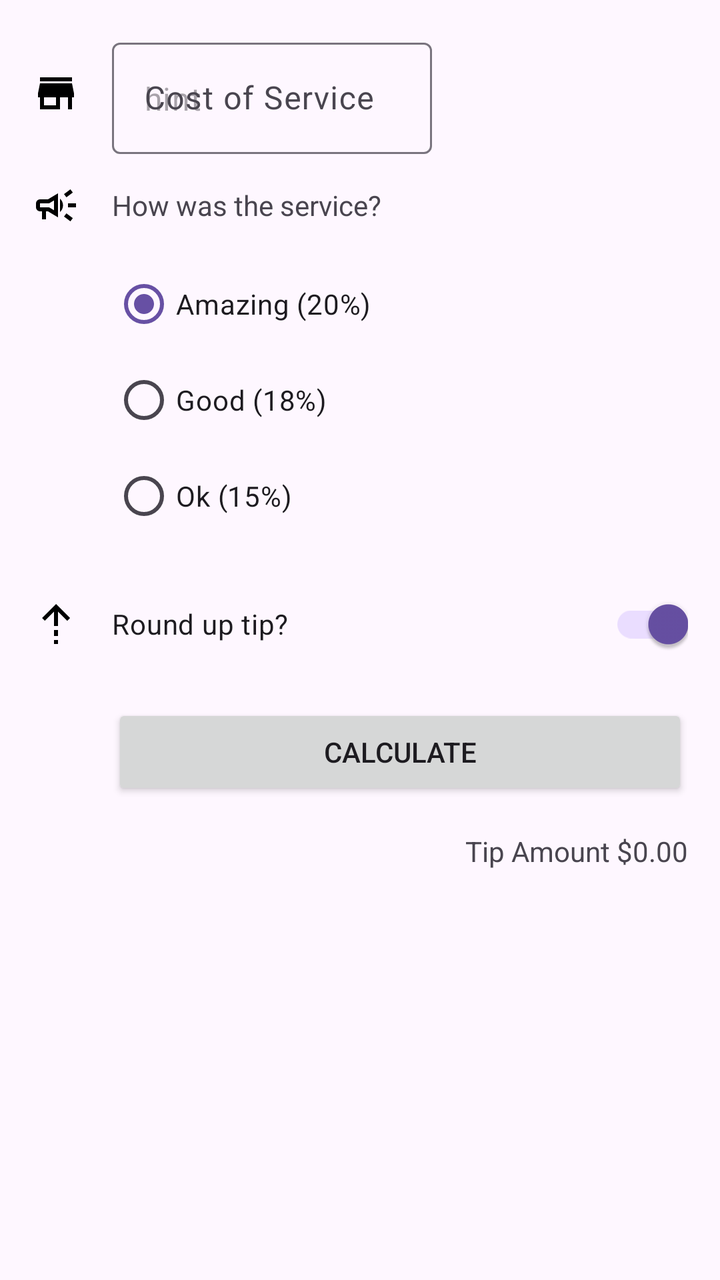
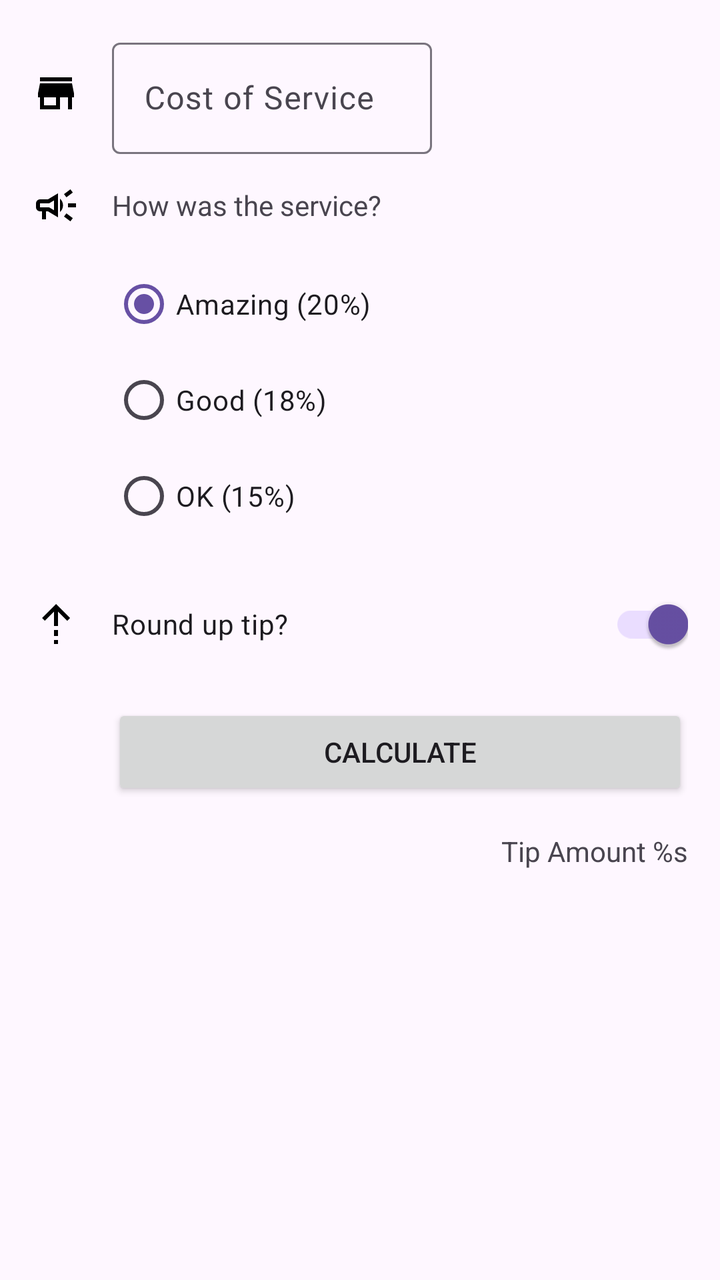

Screens rendered from an Android XML layout before and after an edit, with the pre-edit source and the edit as a unified diff.
<!-- AndroidManifest.xml: application theme Theme.TipTimeApp -->
<!-- res/layout/activity_main.xml -->
<?xml version="1.0" encoding="utf-8"?>
<androidx.constraintlayout.widget.ConstraintLayout xmlns:android="http://schemas.android.com/apk/res/android"
    xmlns:app="http://schemas.android.com/apk/res-auto"
    xmlns:tools="http://schemas.android.com/tools"
    android:id="@+id/main"
    android:layout_width="match_parent"
    android:layout_height="match_parent"
    tools:context=".MainActivity">

    <ImageView
        android:id="@+id/icon_cost_of_service"
        android:layout_width="wrap_content"
        android:layout_height="wrap_content"
        android:layout_marginStart="16dp"
        android:contentDescription="@string/cost_of_service_icon"
        app:layout_constraintBottom_toBottomOf="@+id/etCostOfService"
        app:layout_constraintStart_toStartOf="parent"
        app:layout_constraintTop_toTopOf="@+id/etCostOfService"
        app:srcCompat="@drawable/ic_store_24dp" />

    <com.google.android.material.textfield.TextInputLayout
        android:id="@+id/etCostOfService"
        android:layout_width="160dp"
        android:layout_height="wrap_content"
        android:layout_marginStart="16dp"
        android:layout_marginTop="16dp"
        android:hint="Cost of Service"
        app:layout_constraintStart_toEndOf="@+id/icon_cost_of_service"
        app:layout_constraintTop_toTopOf="parent">

        <com.google.android.material.textfield.TextInputEditText
            android:id="@+id/etCostOfServiceInput"
            android:layout_width="match_parent"
            android:layout_height="wrap_content"
            android:hint="hint"
            android:inputType="numberDecimal" />
    </com.google.android.material.textfield.TextInputLayout>

    <ImageView
        android:id="@+id/ic_service_question"
        android:layout_width="wrap_content"
        android:layout_height="wrap_content"
        app:layout_constraintBottom_toBottomOf="@+id/tv_serviceQuestion"
        app:layout_constraintStart_toStartOf="@+id/icon_cost_of_service"
        app:layout_constraintTop_toTopOf="@+id/tv_serviceQuestion"
        app:srcCompat="@drawable/ic_campaign_24dp" />

    <TextView
        android:id="@+id/tv_serviceQuestion"
        android:layout_width="wrap_content"
        android:layout_height="wrap_content"
        android:layout_marginTop="16dp"
        android:text="How was the service?"
        app:layout_constraintStart_toStartOf="@+id/etCostOfService"
        app:layout_constraintTop_toBottomOf="@+id/etCostOfService" />

    <RadioGroup
        android:id="@+id/tipOptions"
        android:layout_width="wrap_content"
        android:layout_height="wrap_content"
        android:layout_marginTop="16dp"
        android:checkedButton="@id/option_twenty_percent"
        app:layout_constraintStart_toStartOf="@+id/tv_serviceQuestion"
        app:layout_constraintTop_toBottomOf="@+id/tv_serviceQuestion">

        <RadioButton
            android:id="@+id/option_twenty_percent"
            android:layout_width="match_parent"
            android:layout_height="wrap_content"
            android:text="Amazing (20%)" />

        <RadioButton
            android:id="@+id/option_eighteen_percent"
            android:layout_width="match_parent"
            android:layout_height="wrap_content"
            android:text="Good (18%)" />

        <RadioButton
            android:id="@+id/option_fifteen_percent"
            android:layout_width="match_parent"
            android:layout_height="wrap_content"
            android:text="Ok (15%)" />
    </RadioGroup>

    <ImageView
        android:id="@+id/ic_round_up"
        android:layout_width="wrap_content"
        android:layout_height="wrap_content"
        app:layout_constraintBottom_toBottomOf="@+id/switch_roundUp"
        app:layout_constraintStart_toStartOf="@+id/ic_service_question"
        app:layout_constraintTop_toTopOf="@+id/switch_roundUp"
        app:srcCompat="@drawable/ic_arrow_up_24dp" />

    <com.google.android.material.switchmaterial.SwitchMaterial
        android:id="@+id/switch_roundUp"
        android:layout_width="0dp"
        android:layout_height="wrap_content"
        android:layout_marginTop="16dp"
        android:layout_marginEnd="16dp"
        android:checked="true"
        android:text="Round up tip?"
        app:layout_constraintEnd_toEndOf="parent"
        app:layout_constraintStart_toStartOf="@+id/tipOptions"
        app:layout_constraintTop_toBottomOf="@+id/tipOptions" />

    <Button
        android:id="@+id/bt_calculate"
        android:layout_width="0dp"
        android:layout_height="wrap_content"
        android:layout_marginTop="16dp"
        android:text="Calculate"
        app:layout_constraintEnd_toEndOf="@+id/switch_roundUp"
        app:layout_constraintStart_toStartOf="@+id/switch_roundUp"
        app:layout_constraintTop_toBottomOf="@+id/switch_roundUp" />

    <TextView
        android:id="@+id/tipResult"
        android:layout_width="wrap_content"
        android:layout_height="wrap_content"
        android:layout_marginTop="16dp"
        android:text="Tip Amount $0.00"
        app:layout_constraintEnd_toEndOf="@+id/bt_calculate"
        app:layout_constraintTop_toBottomOf="@+id/bt_calculate" />

</androidx.constraintlayout.widget.ConstraintLayout>
<!-- resources referenced by this layout -->
<resources>
  <!-- drawable ic_arrow_up_24dp (drawable) -->
  <vector xmlns:android="http://schemas.android.com/apk/res/android" android:height="24dp" android:tint="#000000" android:viewportHeight="960" android:viewportWidth="960" android:width="24dp">
        
      <path android:fillColor="@android:color/white" android:pathData="M440,233L256,416L200,360L480,80L760,360L704,417L520,233L520,520L440,520L440,233ZM440,720L440,600L520,600L520,720L440,720ZM440,880L440,800L520,800L520,880L440,880Z"/>
      
  </vector>
  <!-- drawable ic_campaign_24dp (drawable) -->
  <vector xmlns:android="http://schemas.android.com/apk/res/android" android:height="24dp" android:tint="#000000" android:viewportHeight="960" android:viewportWidth="960" android:width="24dp">
        
      <path android:fillColor="@android:color/white" android:pathData="M720,520L720,440L880,440L880,520L720,520ZM768,800L640,704L688,640L816,736L768,800ZM688,320L640,256L768,160L816,224L688,320ZM200,760L200,600L160,600Q127,600 103.5,576.5Q80,553 80,520L80,440Q80,407 103.5,383.5Q127,360 160,360L320,360L520,240L520,720L320,600L280,600L280,760L200,760ZM440,578L440,382L342,440L160,440Q160,440 160,440Q160,440 160,440L160,520Q160,520 160,520Q160,520 160,520L342,520L440,578ZM560,614L560,346Q587,370 603.5,404.5Q620,439 620,480Q620,521 603.5,555.5Q587,590 560,614ZM300,480L300,480L300,480Q300,480 300,480Q300,480 300,480L300,480Q300,480 300,480Q300,480 300,480L300,480L300,480Z"/>
      
  </vector>
  <!-- drawable ic_store_24dp (drawable) -->
  <vector xmlns:android="http://schemas.android.com/apk/res/android" android:height="24dp" android:tint="#000000" android:viewportHeight="24" android:viewportWidth="24" android:width="24dp">
        
      <path android:fillColor="@android:color/white" android:pathData="M20,4L4,4v2h16L20,4zM21,14v-2l-1,-5L4,7l-1,5v2h1v6h10v-6h4v6h2v-6h1zM12,18L6,18v-4h6v4z"/>
      
  </vector>
  <string name="cost_of_service_icon">Cost of service icon</string>
  <style name="Theme.TipTimeApp" parent="Base.Theme.TipTimeApp" />
  <style name="Base.Theme.TipTimeApp" parent="Theme.Material3.DayNight.NoActionBar">
          
          
      </style>
</resources>

<!-- the commit's change to res/layout/activity_main.xml (unified diff, before → after) -->
@@ -24,7 +24,7 @@
         android:layout_height="wrap_content"
         android:layout_marginStart="16dp"
         android:layout_marginTop="16dp"
-        android:hint="Cost of Service"
+        android:hint="@string/cost_of_service"
         app:layout_constraintStart_toEndOf="@+id/icon_cost_of_service"
         app:layout_constraintTop_toTopOf="parent">
 
@@ -32,7 +32,6 @@
             android:id="@+id/etCostOfServiceInput"
             android:layout_width="match_parent"
             android:layout_height="wrap_content"
-            android:hint="hint"
             android:inputType="numberDecimal" />
     </com.google.android.material.textfield.TextInputLayout>
 
@@ -40,6 +39,7 @@
         android:id="@+id/ic_service_question"
         android:layout_width="wrap_content"
         android:layout_height="wrap_content"
+        android:contentDescription="@string/how_was_the_service_icon"
         app:layout_constraintBottom_toBottomOf="@+id/tv_serviceQuestion"
         app:layout_constraintStart_toStartOf="@+id/icon_cost_of_service"
         app:layout_constraintTop_toTopOf="@+id/tv_serviceQuestion"
@@ -50,7 +50,7 @@
         android:layout_width="wrap_content"
         android:layout_height="wrap_content"
         android:layout_marginTop="16dp"
-        android:text="How was the service?"
+        android:text="@string/how_was_the_service"
         app:layout_constraintStart_toStartOf="@+id/etCostOfService"
         app:layout_constraintTop_toBottomOf="@+id/etCostOfService" />
 
@@ -67,25 +67,26 @@
             android:id="@+id/option_twenty_percent"
             android:layout_width="match_parent"
             android:layout_height="wrap_content"
-            android:text="Amazing (20%)" />
+            android:text="@string/amazing_20" />
 
         <RadioButton
             android:id="@+id/option_eighteen_percent"
             android:layout_width="match_parent"
             android:layout_height="wrap_content"
-            android:text="Good (18%)" />
+            android:text="@string/good_18" />
 
         <RadioButton
             android:id="@+id/option_fifteen_percent"
             android:layout_width="match_parent"
             android:layout_height="wrap_content"
-            android:text="Ok (15%)" />
+            android:text="@string/ok_15" />
     </RadioGroup>
 
     <ImageView
         android:id="@+id/ic_round_up"
         android:layout_width="wrap_content"
         android:layout_height="wrap_content"
+        android:contentDescription="@string/round_up_tip_icon"
         app:layout_constraintBottom_toBottomOf="@+id/switch_roundUp"
         app:layout_constraintStart_toStartOf="@+id/ic_service_question"
         app:layout_constraintTop_toTopOf="@+id/switch_roundUp"
@@ -98,7 +99,7 @@
         android:layout_marginTop="16dp"
         android:layout_marginEnd="16dp"
         android:checked="true"
-        android:text="Round up tip?"
+        android:text="@string/round_up_tip"
         app:layout_constraintEnd_toEndOf="parent"
         app:layout_constraintStart_toStartOf="@+id/tipOptions"
         app:layout_constraintTop_toBottomOf="@+id/tipOptions" />
@@ -108,7 +109,7 @@
         android:layout_width="0dp"
         android:layout_height="wrap_content"
         android:layout_marginTop="16dp"
-        android:text="Calculate"
+        android:text="@string/calculate"
         app:layout_constraintEnd_toEndOf="@+id/switch_roundUp"
         app:layout_constraintStart_toStartOf="@+id/switch_roundUp"
         app:layout_constraintTop_toBottomOf="@+id/switch_roundUp" />
@@ -118,7 +119,7 @@
         android:layout_width="wrap_content"
         android:layout_height="wrap_content"
         android:layout_marginTop="16dp"
-        android:text="Tip Amount $0.00"
+        android:text="@string/tip_amount"
         app:layout_constraintEnd_toEndOf="@+id/bt_calculate"
         app:layout_constraintTop_toBottomOf="@+id/bt_calculate" />
 
<!-- resource entries referenced after the edit -->
@@ -18,7 +18,17 @@
       <path android:fillColor="@android:color/white" android:pathData="M20,4L4,4v2h16L20,4zM21,14v-2l-1,-5L4,7l-1,5v2h1v6h10v-6h4v6h2v-6h1zM12,18L6,18v-4h6v4z"/>
       
   </vector>
-  <string name="cost_of_service_icon">Cost of service icon</string>
+  <string name="amazing_20">Amazing (20%)</string>
+  <string name="calculate">Calculate</string>
+  <string name="cost_of_service">Cost of Service</string>
+  <string name="cost_of_service_icon">Cost of Service Icon</string>
+  <string name="good_18">Good (18%)</string>
+  <string name="how_was_the_service">How was the service?</string>
+  <string name="how_was_the_service_icon">How was the service icon</string>
+  <string name="ok_15">OK (15%)</string>
+  <string name="round_up_tip">Round up tip?</string>
+  <string name="round_up_tip_icon">Round up tip icon</string>
+  <string name="tip_amount">Tip Amount %s</string>
   <style name="Theme.TipTimeApp" parent="Base.Theme.TipTimeApp" />
   <style name="Base.Theme.TipTimeApp" parent="Theme.Material3.DayNight.NoActionBar">
           
